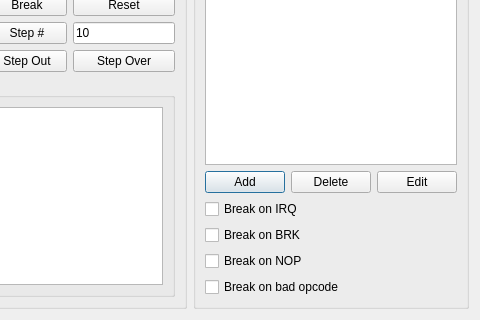
Above: rua1_emu/src/view/ui/frmcpu.ui from robindegen/mos6502 before the change; both pictures show x 122 to 602 and y 189 to 509 of the 602 by 509 pixel window. Below: the same form after it.
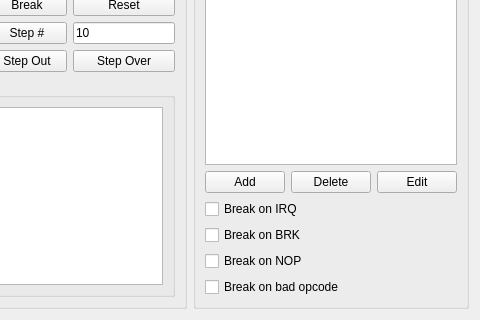
That is the form after the change.

Commit message: Add memory form Change all dialogs into QFrame Make the sidebar toggle code more generic and reusable

```diff
--- a/rua1_emu/src/view/ui/frmcpu.ui
+++ b/rua1_emu/src/view/ui/frmcpu.ui
@@ -1,7 +1,7 @@
 <?xml version="1.0" encoding="UTF-8"?>
 <ui version="4.0">
  <class>frmcpu</class>
- <widget class="QDialog" name="frmcpu">
+ <widget class="QFrame" name="frmcpu">
   <property name="geometry">
    <rect>
     <x>0</x>
@@ -19,9 +19,6 @@
   <property name="windowTitle">
    <string>CPU</string>
   </property>
-  <property name="sizeGripEnabled">
-   <bool>false</bool>
-  </property>
   <layout class="QGridLayout" name="gridLayout_4">
    <property name="sizeConstraint">
     <enum>QLayout::SetDefaultConstraint</enum>
```
The commit also changes 15 other files.
